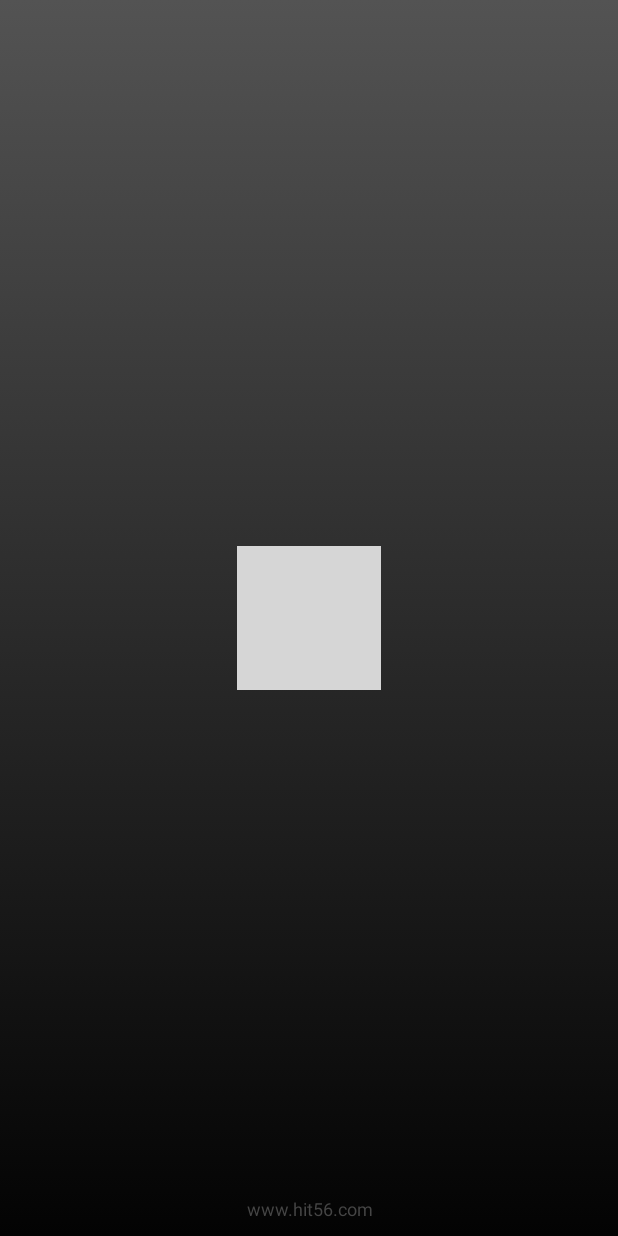
After one commit to hit56/hit56-android, an Android app: the SplashScreen screen opened directly, with no data from a screen before it, on a phone screen of 412 x 824 dp. The commit adds this screen. Run offline under Robolectric (Android 15) with nearby library versions, the phone set to English and light mode, and no system bars; grey boxes are pictures that could not be loaded.

Commit message:
add splash screen

```diff
--- a/app/src/main/AndroidManifest.xml
+++ b/app/src/main/AndroidManifest.xml
@@ -18,14 +18,20 @@
         android:label="@string/app_name"
         android:theme="@style/AppTheme">
         <activity
-            android:name=".activity.MainActivity"
-            android:label="@string/app_name">
+            android:name=".activity.SplashScreen"
+            android:label="@string/app_name"
+            android:screenOrientation="portrait"
+            android:theme="@android:style/Theme.Black.NoTitleBar" >
             <intent-filter>
                 <action android:name="android.intent.action.MAIN" />
 
                 <category android:name="android.intent.category.LAUNCHER" />
             </intent-filter>
         </activity>
+        <activity
+            android:name=".activity.MainActivity"
+            android:label="@string/app_name">
+        </activity>
     </application>
 
 </manifest>
--- a/app/src/main/java/com/hit56/android/activity/MainActivity.java
+++ b/app/src/main/java/com/hit56/android/activity/MainActivity.java
@@ -175,7 +175,7 @@ public class MainActivity extends Activity implements SwipyRefreshLayout.OnRefre
     }
 
     /**
-     * Fetching movies json by making http call
+     * Fetching feed items json by making http call
      */
     private void fetchFeedItems(String direction) {
 
--- /dev/null
+++ b/app/src/main/java/com/hit56/android/activity/SplashScreen.java
@@ -0,0 +1,40 @@
+package com.hit56.android.activity;
+
+import android.app.Activity;
+import android.content.Intent;
+import android.os.Bundle;
+import android.os.Handler;
+
+import com.hit56.android.R;
+
+public class SplashScreen extends Activity {
+
+	// Splash screen timer
+	private static int SPLASH_TIME_OUT = 3000;
+
+	@Override
+	protected void onCreate(Bundle savedInstanceState) {
+		super.onCreate(savedInstanceState);
+		setContentView(R.layout.activity_splash);
+
+		new Handler().postDelayed(new Runnable() {
+
+			/*
+			 * Showing splash screen with a timer. This will be useful when you
+			 * want to show case your app logo / company
+			 */
+
+			@Override
+			public void run() {
+				// This method will be executed once the timer is over
+				// Start your app main activity
+				Intent i = new Intent(SplashScreen.this, MainActivity.class);
+				startActivity(i);
+
+				// close this activity
+				finish();
+			}
+		}, SPLASH_TIME_OUT);
+	}
+
+}
--- /dev/null
+++ b/app/src/main/res/drawable/gradient_background.xml
@@ -0,0 +1,8 @@
+<?xml version="1.0" encoding="utf-8"?>
+<selector xmlns:android="http://schemas.android.com/apk/res/android">
+
+    <item><shape>
+            <gradient android:angle="90" android:endColor="#535353"  android:startColor="#030303" android:type="linear" />
+        </shape></item>
+
+</selector>
--- /dev/null
+++ b/app/src/main/res/layout/activity_splash.xml
@@ -0,0 +1,24 @@
+<?xml version="1.0" encoding="utf-8"?>
+<RelativeLayout xmlns:android="http://schemas.android.com/apk/res/android"
+    android:layout_width="match_parent"
+    android:layout_height="match_parent"
+    android:background="@drawable/gradient_background" >
+
+    <ImageView
+        android:id="@+id/imgLogo"
+        android:layout_width="wrap_content"
+        android:layout_height="wrap_content"
+        android:layout_centerInParent="true"
+        android:src="@drawable/wwe_logo" />
+
+    <TextView
+        android:layout_width="fill_parent"
+        android:layout_height="wrap_content"
+        android:layout_alignParentBottom="true"
+        android:layout_marginBottom="10dp"
+        android:gravity="center_horizontal"
+        android:text="www.hit56.com"
+        android:textColor="#454545"
+        android:textSize="12dp" />
+
+</RelativeLayout>
--- a/app/src/main/res/menu/menu_main.xml
+++ b/app/src/main/res/menu/menu_main.xml
@@ -1,6 +1,8 @@
+<?xml version="1.0" encoding="utf-8"?>
 <menu xmlns:android="http://schemas.android.com/apk/res/android"
     xmlns:app="http://schemas.android.com/apk/res-auto"
-    xmlns:tools="http://schemas.android.com/tools" tools:context=".MainActivity">
+    xmlns:tools="http://schemas.android.com/tools"
+    tools:context=".MainActivity">
     <item
         android:id="@+id/action_settings"
         android:title="@string/action_settings"
```
